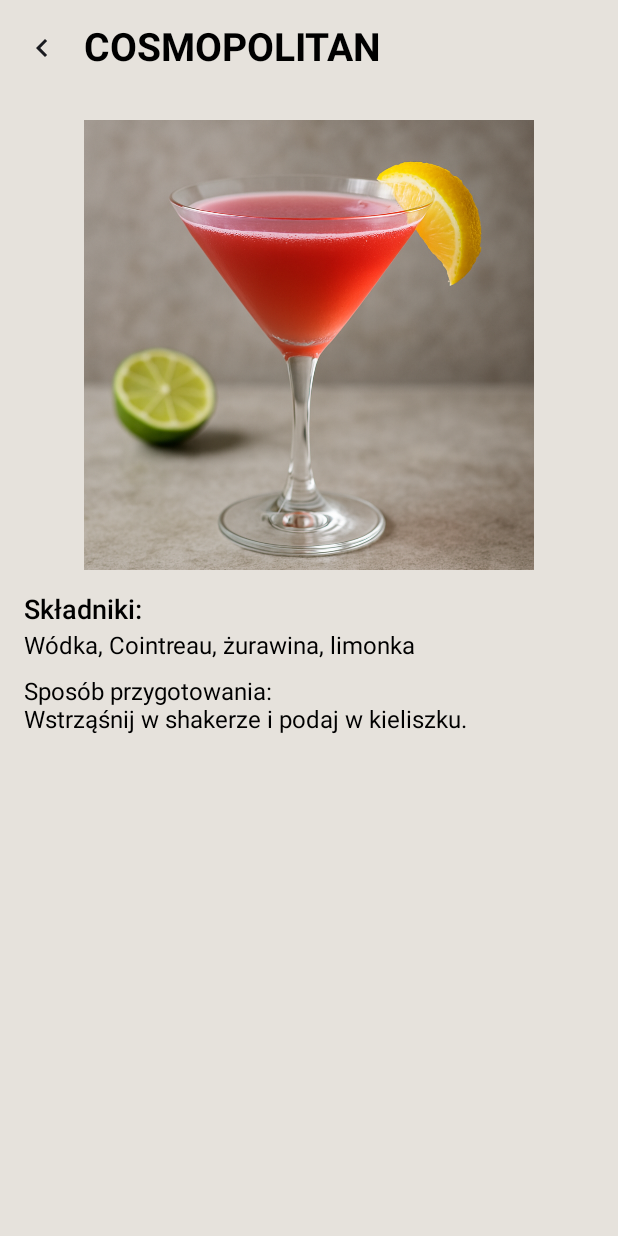
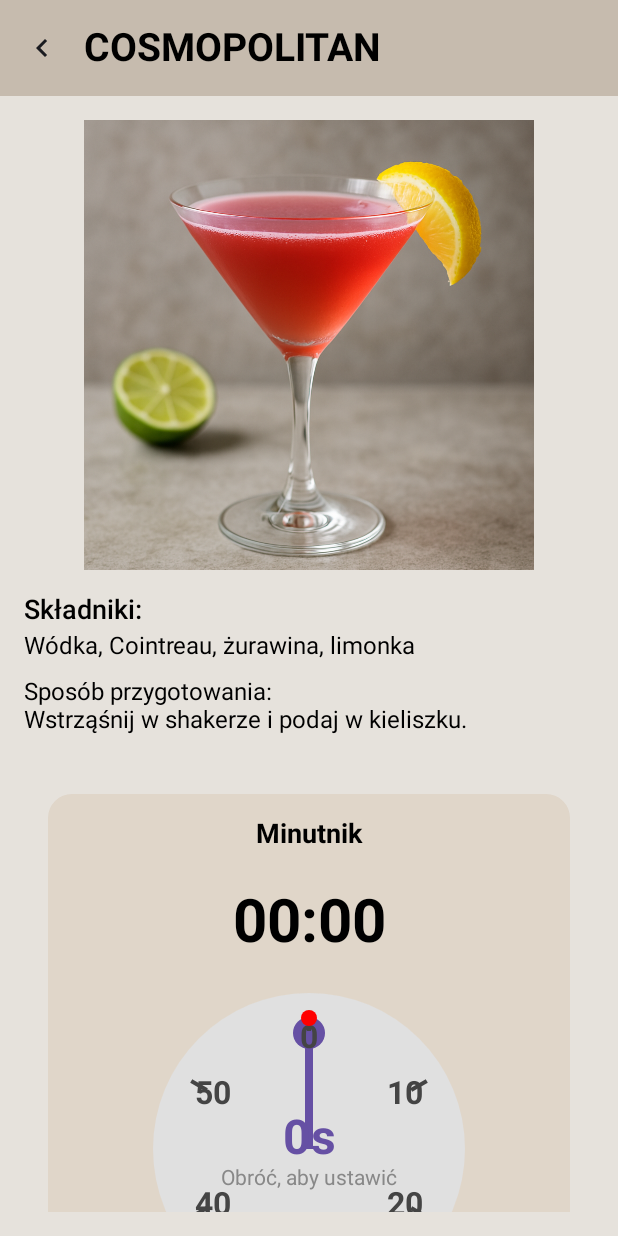
Before and after one commit to icerstop/AplikacjaBarmanska, an Android app built with Jetpack Compose: the screen it shows after launch (DetailActivity), after a tap on "COSMOPOLITAN", on a phone screen of 412 x 824 dp. Run offline under Robolectric (Android 15) with nearby library versions, the phone set to English and light mode, and no system bars; our stand-ins replace Room's generated code; 2 statements that could not run were skipped.

Commit message:
tablet view, icons, new colors

```diff
--- a/app/src/main/java/com/example/aplikacjabarmanska/MainActivity.kt
+++ b/app/src/main/java/com/example/aplikacjabarmanska/MainActivity.kt
@@ -9,16 +9,20 @@ import androidx.compose.runtime.*
 import androidx.compose.ui.platform.LocalConfiguration
 import androidx.compose.ui.Modifier
 import androidx.compose.foundation.layout.*
-import com.example.aplikacjabarmanska.screens.CocktailDetailScreen
+import com.example.aplikacjabarmanska.screens.CocktailDetailScreenWithTimer
 import com.example.aplikacjabarmanska.screens.CocktailListScreen
 import com.example.aplikacjabarmanska.screens.CocktailViewModel
 import com.example.aplikacjabarmanska.ui.theme.AplikacjaBarmanskaTheme
+import com.example.aplikacjabarmanska.screens.TimerViewModel
 import androidx.compose.ui.unit.dp
 import androidx.compose.foundation.layout.Box
 import androidx.compose.foundation.layout.fillMaxSize
 import androidx.compose.runtime.saveable.rememberSaveable
 
 class MainActivity : ComponentActivity() {
+
+    private lateinit var timerViewModel: TimerViewModel
+
     override fun onCreate(savedInstanceState: Bundle?) {
         super.onCreate(savedInstanceState)
 
@@ -27,10 +31,21 @@ class MainActivity : ComponentActivity() {
             ViewModelProvider.AndroidViewModelFactory(application)
         )[CocktailViewModel::class.java]
 
+        timerViewModel = ViewModelProvider(
+            this,
+            ViewModelProvider.AndroidViewModelFactory(application)
+        )[TimerViewModel::class.java]
+
         setContent {
             AplikacjaBarmanskaTheme {
                 val tablet = isTablet()
                 var selectedId by rememberSaveable { mutableStateOf<Int?>(null) }
+
+                LaunchedEffect(selectedId) {
+                    selectedId?.let { id  ->
+                        timerViewModel.setCocktailId(id)
+                    }
+                }
 
                 if (tablet) {
                     Row(modifier = Modifier.fillMaxSize()) {
@@ -39,7 +54,7 @@ class MainActivity : ComponentActivity() {
                         }
                         Box(modifier = Modifier.weight(2f).padding(16.dp)) {
                             selectedId?.let {
-                                CocktailDetailScreen(cocktailId = it)
+                                CocktailDetailScreenWithTimer(cocktailId = it, timerViewModel = timerViewModel)
                             }
                         }
                     }
--- /dev/null
+++ b/app/src/main/java/com/example/aplikacjabarmanska/components/TimerComponent.kt
@@ -0,0 +1,380 @@
+package com.example.aplikacjabarmanska.components
+
+import androidx.compose.foundation.Canvas
+import androidx.compose.foundation.background
+import androidx.compose.foundation.gestures.detectDragGestures
+import androidx.compose.foundation.layout.*
+import androidx.compose.foundation.shape.CircleShape
+import androidx.compose.foundation.shape.RoundedCornerShape
+import androidx.compose.material3.*
+import androidx.compose.runtime.*
+import androidx.compose.ui.Alignment
+import androidx.compose.ui.Modifier
+import androidx.compose.ui.draw.clip
+import androidx.compose.ui.geometry.Offset
+import androidx.compose.ui.graphics.Color
+import androidx.compose.ui.graphics.drawscope.Stroke
+import androidx.compose.ui.graphics.drawscope.rotate
+import androidx.compose.ui.graphics.nativeCanvas
+import androidx.compose.ui.input.pointer.pointerInput
+import androidx.compose.ui.text.font.FontWeight
+import androidx.compose.ui.unit.dp
+import androidx.compose.ui.unit.sp
+import kotlin.math.PI
+import kotlin.math.atan2
+import kotlin.math.cos
+import kotlin.math.sin
+import kotlin.math.roundToInt
+import kotlin.math.abs
+
+@Composable
+fun CocktailTimer(
+    formattedTime: String,
+    isRunning: Boolean,
+    onStart: (Long) -> Unit,
+    onStop: () -> Unit,
+    onReset: () -> Unit
+) {
+    var selectedSeconds by remember { mutableStateOf(0) }
+    var angle by remember { mutableStateOf(0f) } // 0° to góra (12:00)
+    var totalRotations by remember { mutableStateOf(0) } // Zaczynamy od 0 minut
+
+    Column(
+        modifier = Modifier
+            .fillMaxWidth()
+            .padding(16.dp)
+            .clip(RoundedCornerShape(16.dp))
+            .background(Color(0xFFE0D6C9))
+            .padding(16.dp),
+        horizontalAlignment = Alignment.CenterHorizontally
+    ) {
+        Text(
+            text = "Minutnik",
+            style = MaterialTheme.typography.titleMedium,
+            fontWeight = FontWeight.Bold,
+            modifier = Modifier.padding(bottom = 16.dp)
+        )
+
+        // Wyświetlanie pozostałego czasu
+        Text(
+            text = formattedTime,
+            fontSize = 40.sp,
+            fontWeight = FontWeight.Bold,
+            modifier = Modifier.padding(vertical = 8.dp)
+        )
+
+        // Okrągłe pokrętło (tylko gdy timer nie działa)
+        if (!isRunning) {
+            Box(
+                modifier = Modifier
+                    .size(240.dp)
+                    .padding(16.dp),
+                contentAlignment = Alignment.Center
+            ) {
+                CircularTimerDial(
+                    angle = angle,
+                    totalRotations = totalRotations,
+                    selectedSeconds = selectedSeconds,
+                    onAngleChange = { newAngle, rotationChange ->
+                        angle = newAngle
+
+                        // Aktualizuj liczbę obrotów
+                        totalRotations = (totalRotations + rotationChange).coerceAtLeast(0)
+
+                        // Oblicz całkowity czas
+                        val minutes = totalRotations
+                        val seconds = ((angle / 360f) * 60).roundToInt()
+                        selectedSeconds = minutes * 60 + seconds
+                    }
+                )
+
+                // Wyświetlanie wybranego czasu w środku
+                Column(
+                    horizontalAlignment = Alignment.CenterHorizontally
+                ) {
+                    val minutes = selectedSeconds / 60
+                    val seconds = selectedSeconds % 60
+                    Text(
+                        text = if (minutes > 0) {
+                            "${minutes}:${"%02d".format(seconds)}"
+                        } else {
+                            "${seconds}s"
+                        },
+                        fontSize = 32.sp,
+                        fontWeight = FontWeight.Bold,
+                        color = Color(0xFF6650a4)
+                    )
+                    Text(
+                        text = if (totalRotations > 0 || selectedSeconds > 0) "${totalRotations} min" else "Obróć, aby ustawić",
+                        fontSize = 14.sp,
+                        color = Color.Gray
+                    )
+                }
+            }
+
+            // Szybkie przyciski predefiniowane
+            Row(
+                modifier = Modifier
+                    .fillMaxWidth()
+                    .padding(vertical = 16.dp),
+                horizontalArrangement = Arrangement.SpaceEvenly
+            ) {
+                QuickTimeChip(seconds = 30, onClick = {
+                    selectedSeconds = 30
+                    totalRotations = 0
+                    angle = 180f // Pół obrotu = 30 sekund
+                })
+                QuickTimeChip(seconds = 60, onClick = {
+                    selectedSeconds = 60
+                    totalRotations = 1
+                    angle = 0f // Pełny obrót = 1 minuta
+                })
+                QuickTimeChip(seconds = 120, onClick = {
+                    selectedSeconds = 120
+                    totalRotations = 2
+                    angle = 0f // 2 pełne obroty = 2 minuty
+                })
+                QuickTimeChip(seconds = 180, onClick = {
+                    selectedSeconds = 180
+                    totalRotations = 3
+                    angle = 0f // 3 pełne obroty = 3 minuty
+                })
+            }
+        }
+
+        // Duże przyciski kontrolne
+        Row(
+            modifier = Modifier
+                .fillMaxWidth()
+                .padding(top = 16.dp),
+            horizontalArrangement = Arrangement.SpaceEvenly
+        ) {
+            LargeActionButton(
+                text = if (!isRunning) "START" else "STOP",
+                onClick = {
+                    if (!isRunning) onStart(selectedSeconds.toLong())
+                    else onStop()
+                },
+                backgroundColor = if (!isRunning) Color(0xFF4CAF50) else Color(0xFFF44336),
+                modifier = Modifier.weight(1f).padding(end = 8.dp)
+            )
+
+            LargeActionButton(
+                text = "RESET",
+                onClick = {
+                    onReset()
+                    selectedSeconds = 0
+                    totalRotations = 0
+                    angle = 0f
+                },
+                backgroundColor = Color(0xFF757575),
+                modifier = Modifier.weight(1f).padding(start = 8.dp)
+            )
+        }
+    }
+}
+
+@Composable
+private fun CircularTimerDial(
+    angle: Float,
+    totalRotations: Int,
+    selectedSeconds: Int,
+    onAngleChange: (Float, Int) -> Unit
+) {
+    val dialColor = Color(0xFF6650a4)
+    val backgroundColor = Color(0xFFE0E0E0)
+    var lastAngle by remember { mutableStateOf(angle) }
+
+    Box(
+        modifier = Modifier
+            .fillMaxSize()
+            .pointerInput(Unit) {
+                detectDragGestures { change, _ ->
+                    val center = Offset(size.width / 2f, size.height / 2f)
+                    val touchPosition = change.position
+
+                    val newAngle = atan2(
+                        touchPosition.x - center.x,
+                        center.y - touchPosition.y  // Odwrócona oś Y
+                    ).let { radians ->
+                        var degrees = (radians * 180f / PI.toFloat())
+                        if (degrees < 0) degrees += 360f
+                        degrees
+                    }
+
+                    // Przyciąganie do znaczników co 10 sekund (co 60°)
+                    val snappedAngle = (newAngle / 60f).roundToInt() * 60f
+
+                    // Detekcja przekroczenia granicy 360° -> 0°
+                    var rotationChange = 0
+                    if (lastAngle > 270 && snappedAngle < 90) {
+                        rotationChange = 1 // Obrót w prawo
+                    } else if (lastAngle < 90 && snappedAngle > 270) {
+                        rotationChange = -1 // Obrót w lewo
+                    }
+
+                    lastAngle = snappedAngle
+                    onAngleChange(snappedAngle, rotationChange)
+                }
+            }
+    ) {
+        Canvas(modifier = Modifier.fillMaxSize()) {
+            val radius = size.minDimension / 2f
+            val center = Offset(size.width / 2f, size.height / 2f)
+
+            // Tło tarczy
+            drawCircle(
+                color = backgroundColor,
+                radius = radius,
+                center = center
+            )
+
+            // Koło obrotów (minuty)
+            for (i in 0 until totalRotations.coerceIn(0, 5)) {
+                drawCircle(
+                    color = dialColor.copy(alpha = 0.3f - i * 0.05f),
+                    radius = radius - 20f - i * 5f,
+                    center = center,
+                    style = Stroke(width = 10f)
+                )
+            }
+
+            // Aktywna część tarczy (sekundy w bieżącej minucie)
+            if (totalRotations < 5) {
+                drawArc(
+                    color = dialColor,
+                    startAngle = -90f,
+                    sweepAngle = angle,
+                    useCenter = false,
+                    style = Stroke(width = 20f),
+                    size = size.copy(width = size.width - 40f, height = size.height - 40f),
+                    topLeft = Offset(20f, 20f)
+                )
+            }
+
+            // Wskaźnik
+            rotate(angle, pivot = center) {
+                drawLine(
+                    color = dialColor,
+                    start = center,
+                    end = Offset(center.x, center.y - radius + 40f),
+                    strokeWidth = 8f
+                )
+
+                // Kulka na końcu wskaźnika
+                drawCircle(
+                    color = dialColor,
+                    radius = 16f,
+                    center = Offset(center.x, center.y - radius + 40f)
+                )
+            }
+
+            // Znaczniki czasu - co 10 sekund (co 60°)
+            for (i in 0..5) {
+                val markerAngle = i * 60f - 90f
+                val markerRadians = markerAngle * PI.toFloat() / 180f
+                val markerRadius = radius - 20f
+
+                val markerLength = 18f
+                val markerWidth = 4f
+
+                val start = Offset(
+                    center.x + markerRadius * cos(markerRadians),
+                    center.y + markerRadius * sin(markerRadians)
+                )
+                val end = Offset(
+                    center.x + (markerRadius - markerLength) * cos(markerRadians),
+                    center.y + (markerRadius - markerLength) * sin(markerRadians)
+                )
+
+                drawLine(
+                    color = Color.DarkGray,
+                    start = start,
+                    end = end,
+                    strokeWidth = markerWidth
+                )
+            }
+
+            // Etykiety czasowe
+            val labels = listOf("0", "10", "20", "30", "40", "50")
+            for (i in labels.indices) {
+                val labelAngle = i * 60f - 90f
+                val labelRadians = labelAngle * PI.toFloat() / 180f
+                val labelRadius = radius - 45f
+
+                val labelX = center.x + labelRadius * cos(labelRadians)
+                val labelY = center.y + labelRadius * sin(labelRadians)
+
+                drawContext.canvas.nativeCanvas.apply {
+                    drawText(
+                        labels[i],
+                        labelX,
+                        labelY + 10f,
+                        android.graphics.Paint().apply {
+                            color = android.graphics.Color.DKGRAY
+                            textSize = 32f
+                            textAlign = android.graphics.Paint.Align.CENTER
+                            typeface = android.graphics.Typeface.create(
+                                android.graphics.Typeface.DEFAULT,
+                                android.graphics.Typeface.BOLD
+                            )
+                        }
+                    )
+                }
+            }
+
+            // Znak 12:00 na górze
+            drawCircle(
+                color = Color.Red,
+                radius = 8f,
+                center = Offset(center.x, 25f)
+            )
+        }
+    }
+}
+
+@Composable
+private fun QuickTimeChip(
+    seconds: Int,
+    onClick: () -> Unit
+) {
+    val minutes = seconds / 60
+    val remainingSeconds = seconds % 60
+    val label = when {
+        minutes > 0 && remainingSeconds > 0 -> "${minutes}:${"%02d".format(remainingSeconds)}"
+        minutes > 0 -> "${minutes}:00"
+        else -> "${seconds}s"
+    }
+
+    AssistChip(
+        onClick = onClick,
+        label = { Text(label) },
+        colors = AssistChipDefaults.assistChipColors(
+            containerColor = Color(0xFFE8E0FF)
+        )
+    )
+}
+
+@Composable
+private fun LargeActionButton(
+    text: String,
+    onClick: () -> Unit,
+    backgroundColor: Color,
+    modifier: Modifier = Modifier
+) {
+    Button(
+        onClick = onClick,
+        modifier = modifier
+            .height(64.dp),
+        colors = ButtonDefaults.buttonColors(
+            containerColor = backgroundColor
+        ),
+        shape = RoundedCornerShape(32.dp)
+    ) {
+        Text(
+            text = text,
+            fontSize = 18.sp,
+            fontWeight = FontWeight.Bold
+        )
+    }
+}
--- a/app/src/main/java/com/example/aplikacjabarmanska/screens/CocktailListScreen.kt
+++ b/app/src/main/java/com/example/aplikacjabarmanska/screens/CocktailListScreen.kt
@@ -32,7 +32,7 @@ fun CocktailListScreen(
             TopAppBar(
                 title = { Text("Koktajle")},
                 colors = TopAppBarDefaults.topAppBarColors(
-                    containerColor = Color(0xffe6e2dc),
+                    containerColor = Color(0xffc6bbae),
                     titleContentColor = Color.Black
                 )
                 )
--- a/app/src/main/java/com/example/aplikacjabarmanska/screens/DetailActivity.kt
+++ b/app/src/main/java/com/example/aplikacjabarmanska/screens/DetailActivity.kt
@@ -22,15 +22,20 @@ import androidx.compose.ui.res.painterResource
 import androidx.compose.ui.draw.clip
 import androidx.compose.material.icons.filled.ChevronLeft
 import androidx.compose.material.icons.Icons
-import androidx.compose.material.icons.filled.ArrowBack
-import androidx.compose.material.icons.filled.ArrowBack
-import androidx.compose.material.icons.filled.NavigateBefore
 import com.example.aplikacjabarmanska.isTablet
 import androidx.compose.foundation.rememberScrollState
 import androidx.compose.foundation.verticalScroll
+import com.example.aplikacjabarmanska.components.CocktailTimer
+import androidx.lifecycle.ViewModelProvider
+import androidx.compose.material3.TopAppBar
+import androidx.compose.material3.IconButton
+import androidx.compose.material3.Text
+import androidx.compose.material3.TopAppBarDefaults
 
 
 class DetailActivity : ComponentActivity() {
+    private lateinit var timerViewModel: TimerViewModel
+
     override fun onCreate(savedInstanceState: Bundle?) {
         super.onCreate(savedInstanceState)
 
@@ -42,9 +47,16 @@ class DetailActivity : ComponentActivity() {
 
         val cocktailId = intent.getIntExtra("cocktailId", -1)
 
+        timerViewModel = ViewModelProvider(
+            this,
+            ViewModelProvider.AndroidViewModelFactory(application)
+        )[TimerViewModel::class.java]
+
+        timerViewModel.setCocktailId(cocktailId)
+
         setContent {
             AplikacjaBarmanskaTheme {
-                CocktailDetailScreen(cocktailId)
+                CocktailDetailScreenWithTimer(cocktailId, timerViewModel)
             }
         }
     }
@@ -52,11 +64,14 @@ class DetailActivity : ComponentActivity() {
 
 @OptIn(ExperimentalMaterial3Api::class)
 @Composable
-fun CocktailDetailScreen(cocktailId: Int) {
+fun CocktailDetailScreenWithTimer(cocktailId: Int, timerViewModel: TimerViewModel) {
     val context = LocalContext.current
     val isTablet = isTablet()
     var cocktail by remember { mutableStateOf<Cocktail?>(null) }
     val scrollState = rememberScrollState()
+
+    val formattedTime by timerViewModel.formattedTime.collectAsState()
+    val isRunning by timerViewModel.isRunning.collectAsState()
 
     LaunchedEffect(cocktailId) {
         val db = CocktailDatabase.getDatabase(context)
@@ -85,7 +100,7 @@ fun CocktailDetailScreen(cocktailId: Int) {
                     }
                 },
                 colors = TopAppBarDefaults.topAppBarColors(
-                    containerColor = Color(0xffe6e2dc),
+                    containerColor = Color(0xffc6bbae),
                     titleContentColor = Color.Black
                 )
             )
@@ -118,6 +133,16 @@ fun CocktailDetailScreen(cocktailId: Int) {
                 Text(cocktail!!.ingredients, style = MaterialTheme.typography.bodyLarge)
                 Spacer(Modifier.height(12.dp))
                 Text("Sposób przygotowania:\n${cocktail!!.instructions}")
+
+                Spacer(modifier = Modifier.height(24.dp))
+
+                CocktailTimer(
+                    formattedTime = formattedTime,
+                    isRunning = isRunning,
+                    onStart = { seconds -> timerViewModel.startTimer(seconds) },
+                    onStop = { timerViewModel.stopTimer() },
+                    onReset = { timerViewModel.resetTimer()}
+                )
             }
         } else {
             Text("Nie znaleziono koktajlu", modifier = Modifier.padding(16.dp))
--- /dev/null
+++ b/app/src/main/java/com/example/aplikacjabarmanska/screens/TimerViewModel.kt
@@ -0,0 +1,111 @@
+package com.example.aplikacjabarmanska.screens
+
+import android.app.Application
+import android.content.ComponentName
+import android.content.Context
+import android.content.Intent
+import android.content.ServiceConnection
+import android.os.IBinder
+import androidx.lifecycle.AndroidViewModel
+import androidx.lifecycle.viewModelScope
+import com.example.aplikacjabarmanska.service.TimerService
+import kotlinx.coroutines.flow.MutableStateFlow
+import kotlinx.coroutines.flow.StateFlow
+import kotlinx.coroutines.flow.asStateFlow
+import kotlinx.coroutines.flow.map
+import kotlinx.coroutines.launch
+import java.util.concurrent.TimeUnit
+
+class TimerViewModel(application: Application) : AndroidViewModel(application) {
+    private var timerService: TimerService? = null
+    private val _isServiceBound = MutableStateFlow(false)
+
+    // Stan minutnika dla aktualnie wybranego koktajlu
+    private val _cocktailId = MutableStateFlow<Int?>(null)
+    private val _formattedTime = MutableStateFlow("00:00")
+    private val _isRunning = MutableStateFlow(false)
+
+    // Ekspozycja stanów na zewnątrz
+    val formattedTime: StateFlow<String> = _formattedTime.asStateFlow()
+    val isRunning: StateFlow<Boolean> = _isRunning.asStateFlow()
+
+    // Połączenie z serwisem
+    private val connection = object : ServiceConnection {
+        override fun onServiceConnected(name: ComponentName?, service: IBinder?) {
+            val binder = service as TimerService.TimerBinder
+            timerService = binder.getService()
+            _isServiceBound.value = true
+
+            // Po podłączeniu serwisu, aktualizuj stan jeśli jest ustawiony cocktailId
+            _cocktailId.value?.let { subscribeToTimer(it) }
+        }
+
+        override fun onServiceDisconnected(name: ComponentName?) {
+            timerService = null
+            _isServiceBound.value = false
+        }
+    }
+
+    init {
+        // Bind service
+        val intent = Intent(getApplication(), TimerService::class.java)
+        application.bindService(intent, connection, Context.BIND_AUTO_CREATE)
+        application.startService(intent)
+    }
+
+    fun setCocktailId(id: Int) {
+        if (_cocktailId.value != id) {
+            _cocktailId.value = id
+            if (_isServiceBound.value) {
+                subscribeToTimer(id)
+            }
+        }
+    }
+
+    private fun subscribeToTimer(cocktailId: Int) {
+        timerService?.let { service ->
+            val timer = service.getOrCreateTimer(cocktailId)
+
+            viewModelScope.launch {
+                timer.remainingTime.collect { timeMs ->
+                    _formattedTime.value = formatTime(timeMs)
+                }
+            }
+
+            viewModelScope.launch {
+                timer.isRunning.collect { running ->
+                    _isRunning.value = running
+                }
+            }
+        }
+    }
+
+    private fun formatTime(timeMs: Long): String {
+        val minutes = TimeUnit.MILLISECONDS.toMinutes(timeMs)
+        val seconds = TimeUnit.MILLISECONDS.toSeconds(timeMs) - TimeUnit.MINUTES.toSeconds(minutes)
+        return String.format("%02d:%02d", minutes, seconds)
+    }
+
+    fun startTimer(seconds: Long) {
+        _cocktailId.value?.let { id ->
+            timerService?.getOrCreateTimer(id)?.start(seconds)
+        }
+    }
+
+    fun stopTimer() {
+        _cocktailId.value?.let { id ->
+            timerService?.getOrCreateTimer(id)?.stop()
+        }
+    }
+
+    fun resetTimer() {
+        _cocktailId.value?.let { id ->
+            timerService?.getOrCreateTimer(id)?.reset()
+        }
+    }
+
+    override fun onCleared() {
+        getApplication<Application>().unbindService(connection)
+        super.onCleared()
+    }
+}
```
Also changed, not shown: app/src/main/AndroidManifest.xml (+13 -8 lines), app/src/main/java/com/example/aplikacjabarmanska/service/TimerService.kt (added, +76 -0 lines).
